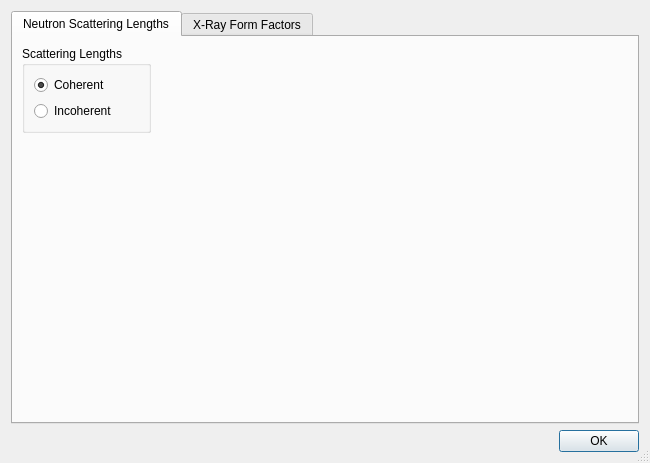
First picture: the form in ui/formfactors.ui, repository tweber-ill/frm_mirror-takin1, before the edit.
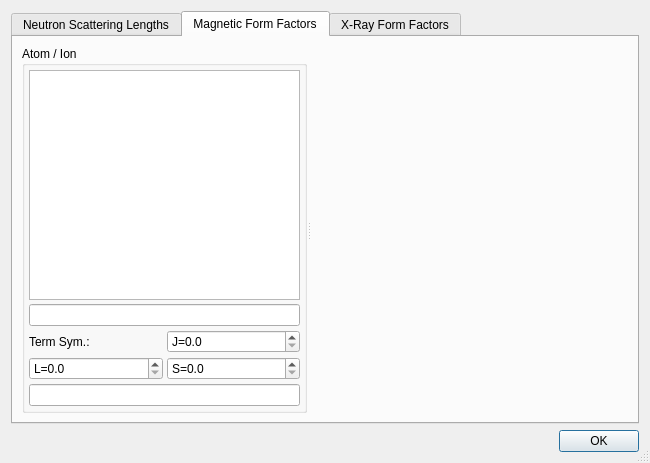
Second picture: the form after the edit. The open tabs and pages were chosen to show the change. Custom widgets are drawn as their Qt base class.

Commit message: continued with mag. form factor

```diff
--- a/ui/formfactors.ui
+++ b/ui/formfactors.ui
@@ -29,10 +29,22 @@
       <layout class="QGridLayout" name="gridLayout_5">
        <item row="0" column="0">
         <widget class="QGroupBox" name="groupBox_2">
+         <property name="sizePolicy">
+          <sizepolicy hsizetype="Preferred" vsizetype="Preferred">
+           <horstretch>0</horstretch>
+           <verstretch>0</verstretch>
+          </sizepolicy>
+         </property>
          <property name="title">
           <string>Scattering Lengths</string>
          </property>
          <layout class="QGridLayout" name="gridLayout_4">
+          <property name="margin">
+           <number>4</number>
+          </property>
+          <property name="spacing">
+           <number>4</number>
+          </property>
           <item row="0" column="0">
            <widget class="QRadioButton" name="radioCoherent">
             <property name="text">
@@ -78,6 +90,144 @@
        </item>
       </layout>
      </widget>
+     <widget class="QWidget" name="tabMFF">
+      <attribute name="title">
+       <string>Magnetic Form Factors</string>
+      </attribute>
+      <layout class="QGridLayout" name="gridLayout_7">
+       <item row="0" column="0">
+        <widget class="QSplitter" name="splitter_2">
+         <property name="orientation">
+          <enum>Qt::Horizontal</enum>
+         </property>
+         <widget class="QGroupBox" name="groupBox_3">
+          <property name="sizePolicy">
+           <sizepolicy hsizetype="Preferred" vsizetype="Preferred">
+            <horstretch>1</horstretch>
+            <verstretch>0</verstretch>
+           </sizepolicy>
+          </property>
+          <property name="title">
+           <string>Atom / Ion</string>
+          </property>
+          <layout class="QGridLayout" name="gridLayout_6">
+           <property name="margin">
+            <number>4</number>
+           </property>
+           <property name="spacing">
+            <number>4</number>
+           </property>
+           <item row="3" column="1">
+            <widget class="QDoubleSpinBox" name="spinS">
+             <property name="sizePolicy">
+              <sizepolicy hsizetype="MinimumExpanding" vsizetype="Fixed">
+               <horstretch>0</horstretch>
+               <verstretch>0</verstretch>
+              </sizepolicy>
+             </property>
+             <property name="prefix">
+              <string>S=</string>
+             </property>
+             <property name="decimals">
+              <number>1</number>
+             </property>
+             <property name="singleStep">
+              <double>0.500000000000000</double>
+             </property>
+            </widget>
+           </item>
+           <item row="0" column="0" colspan="2">
+            <widget class="QListWidget" name="listMAtoms">
+             <property name="sizePolicy">
+              <sizepolicy hsizetype="Expanding" vsizetype="Expanding">
+               <horstretch>0</horstretch>
+               <verstretch>0</verstretch>
+              </sizepolicy>
+             </property>
+             <property name="alternatingRowColors">
+              <bool>true</bool>
+             </property>
+            </widget>
+           </item>
+           <item row="4" column="0" colspan="2">
+            <widget class="QLineEdit" name="editOrbital">
+             <property name="sizePolicy">
+              <sizepolicy hsizetype="Expanding" vsizetype="Fixed">
+               <horstretch>0</horstretch>
+               <verstretch>0</verstretch>
+              </sizepolicy>
+             </property>
+             <property name="toolTip">
+              <string>Orbitals</string>
+             </property>
+            </widget>
+           </item>
+           <item row="3" column="0">
+            <widget class="QDoubleSpinBox" name="spinL">
+             <property name="sizePolicy">
+              <sizepolicy hsizetype="MinimumExpanding" vsizetype="Fixed">
+               <horstretch>0</horstretch>
+               <verstretch>0</verstretch>
+              </sizepolicy>
+             </property>
+             <property name="prefix">
+              <string>L=</string>
+             </property>
+             <property name="decimals">
+              <number>1</number>
+             </property>
+             <property name="singleStep">
+              <double>0.500000000000000</double>
+             </property>
+            </widget>
+           </item>
+           <item row="1" column="0" colspan="2">
+            <widget class="QLineEdit" name="editMFilter">
+             <property name="sizePolicy">
+              <sizepolicy hsizetype="Expanding" vsizetype="Fixed">
+               <horstretch>0</horstretch>
+               <verstretch>0</verstretch>
+              </sizepolicy>
+             </property>
+             <property name="toolTip">
+              <string>Search Atoms</string>
+             </property>
+            </widget>
+           </item>
+           <item row="2" column="1">
+            <widget class="QDoubleSpinBox" name="spinJ">
+             <property name="prefix">
+              <string>J=</string>
+             </property>
+             <property name="decimals">
+              <number>1</number>
+             </property>
+             <property name="singleStep">
+              <double>0.500000000000000</double>
+             </property>
+            </widget>
+           </item>
+           <item row="2" column="0">
+            <widget class="QLabel" name="label">
+             <property name="text">
+              <string>Term Sym.:</string>
+             </property>
+            </widget>
+           </item>
+          </layout>
+         </widget>
+         <widget class="QwtPlot" name="plotMF">
+          <property name="sizePolicy">
+           <sizepolicy hsizetype="Preferred" vsizetype="Preferred">
+            <horstretch>3</horstretch>
+            <verstretch>0</verstretch>
+           </sizepolicy>
+          </property>
+         </widget>
+        </widget>
+       </item>
+      </layout>
+     </widget>
      <widget class="QWidget" name="tabFF">
       <attribute name="title">
        <string>X-Ray Form Factors</string>
```
Left out of the diff: 9 changed lines with no effect on the pictures. The commit also changes 8 other files.
